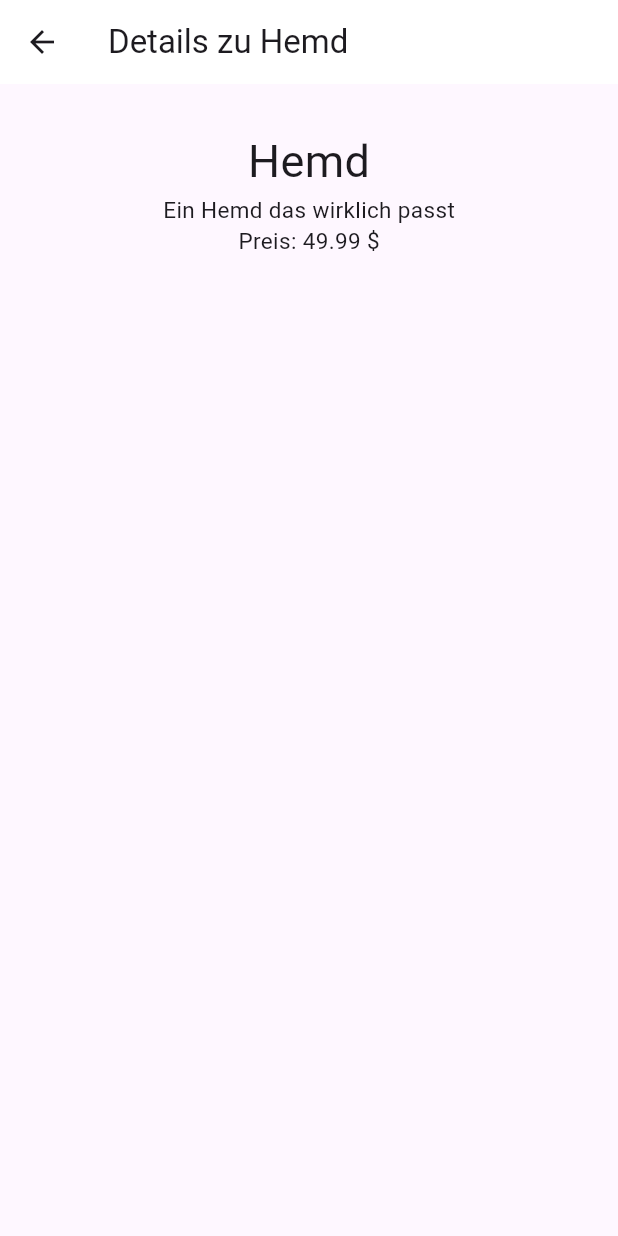
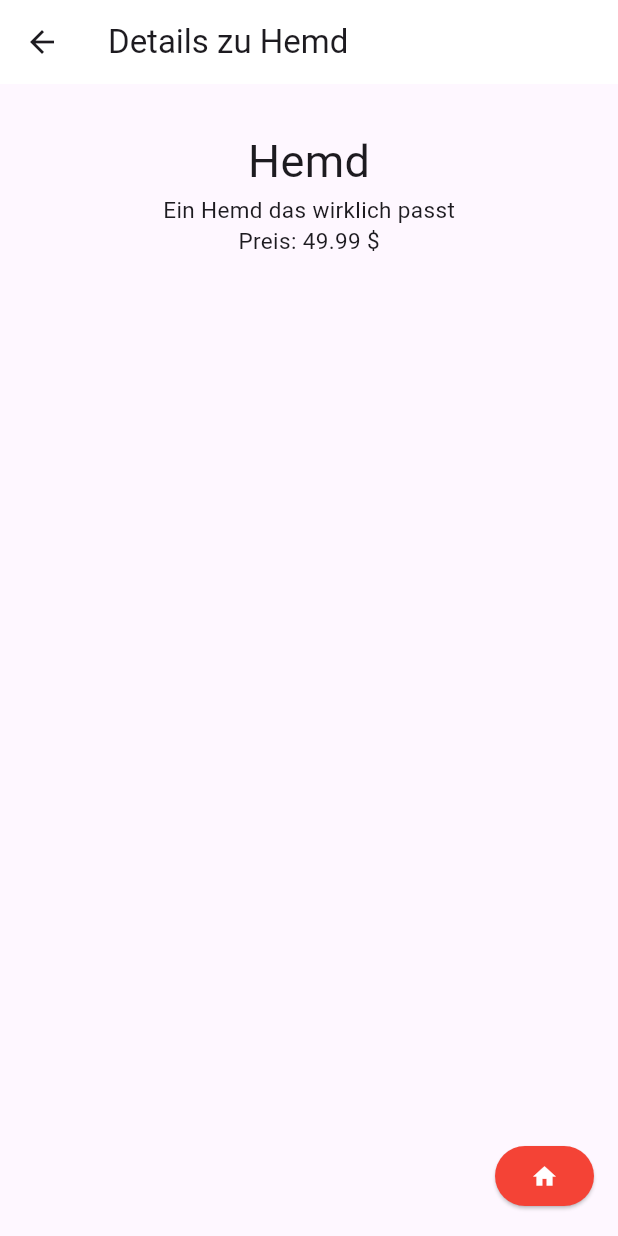
Before and after one commit to JakobAdrian/first_try, a Flutter app: the screen it shows after launch, after a tap on the "accessibility new" icon, on a phone screen of 412 x 824 dp. Run offline on Flutter 3.47's test engine with Material 3 defaults, Android fonts, the phone set to English and light mode, and no system bars.

Commit message:
Aufgabe 5

```diff
--- a/lib/main.dart
+++ b/lib/main.dart
@@ -5,7 +5,7 @@ void main() {
 }
 
 class MyApp extends StatelessWidget {
-  const MyApp({Key? key}) : super(key: key);
+  const MyApp({super.key});
 
   @override
   Widget build(BuildContext context) {
@@ -16,13 +16,13 @@ class MyApp extends StatelessWidget {
 }
 
 class MyHomePage extends StatelessWidget {
-  const MyHomePage({Key? key}) : super(key: key);
+  const MyHomePage({super.key});
   @override
   Widget build(BuildContext context) {
     return Scaffold(
       appBar: AppBar(
         backgroundColor: Colors.white,
-        title: Text("Produkte"),
+        title: const Text("Produkte"),
         centerTitle: false,
       ),
       body: const Center(
@@ -44,9 +44,12 @@ class MyHomePage extends StatelessWidget {
           ],
         ),
       ),
+
       floatingActionButton: FloatingActionButton(
-        child: Icon(Icons.accessibility_new),
+
+        child: const Icon(Icons.accessibility_new),
         onPressed: () => {
+
           Navigator.push(context,
               MaterialPageRoute(builder: (context) => const SecondRoute())),
         },
@@ -58,7 +61,6 @@ class MyHomePage extends StatelessWidget {
 class SecondRoute extends StatelessWidget {
   const SecondRoute({super.key});
 
-  // This widget is the root of your application.
   @override
   Widget build(BuildContext context) {
     return Scaffold(
@@ -68,7 +70,7 @@ class SecondRoute extends StatelessWidget {
         centerTitle: false,
       ),
       body: const Padding(
-        padding: const EdgeInsets.only(top: 30),
+        padding: EdgeInsets.only(top: 30),
         child: Center(
           child: Column(
             mainAxisAlignment: MainAxisAlignment.start,
@@ -92,9 +94,24 @@ class SecondRoute extends StatelessWidget {
                   fontSize: 15,
                 ),
               ),
+            ],
+          ),
+        ),
+      ),
+      floatingActionButton: ElevatedButton(
 
+        style:
+            ButtonStyle (backgroundColor:
+            MaterialStateProperty.all(Colors.red),
+        foregroundColor: MaterialStateProperty.all(Colors.white),
+        overlayColor: MaterialStateProperty.all(Colors.blue),
 
-          ],
+        ),
+        child: const Icon(Icons.home),
+        onPressed: () => Navigator.pop(
+          context,
+          MaterialPageRoute(
+            builder: (context)=> const MyHomePage(),
           ),
         ),
       ),
--- a/pubspec.yaml
+++ b/pubspec.yaml
@@ -59,7 +59,8 @@ flutter:
   uses-material-design: true
 
   # To add assets to your application, add an assets section, like this:
-assets: images/
+assets:
+      - "assets/images/hemd.jpeg"
   #   - images/a_dot_burr.jpeg
   #   - images/a_dot_ham.jpeg
 
```
Also changed, not shown: assets/images/Bildschirmfoto 2024-02-17 um 12.49.47.png (deleted). Lines whose indentation alone changed are shown as unchanged.
